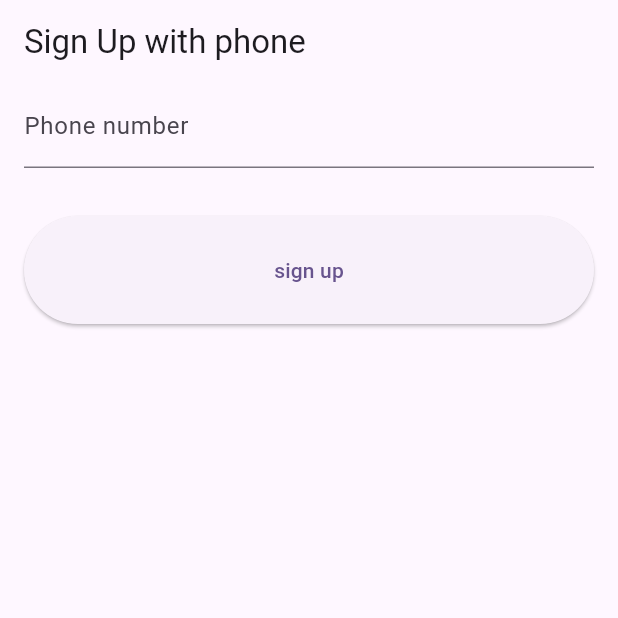
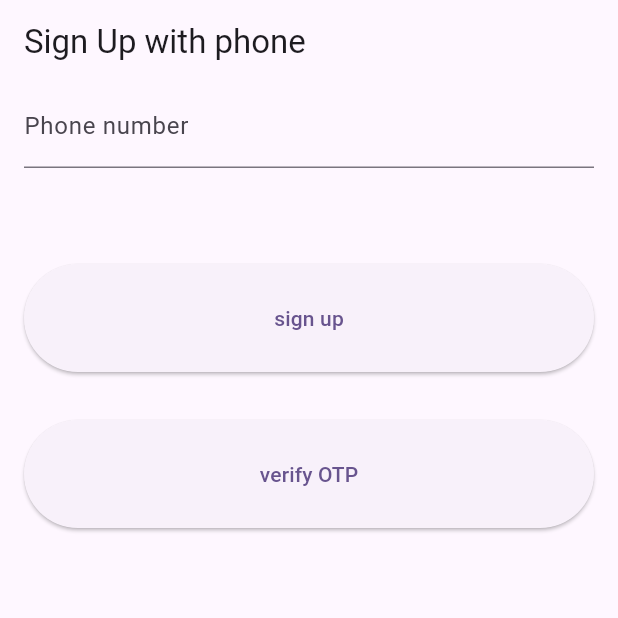
Before and after one commit to drumkiller-peter/tp-instagram-app, a Flutter app: the screen it shows after launch, on a phone screen of 412 x 824 dp, the top half of it. Run offline on Flutter 3.47's test engine with Material 2 defaults, Android fonts, the phone set to English and light mode, and no system bars; our stand-ins replace cloud_firestore, firebase_auth, firebase_core, flutter_bloc, shared_preferences; accounts and stored records are empty.

Commit message:
Added sign up with phone number

```diff
--- a/lib/screens/auth/bloc/auth_event.dart
+++ b/lib/screens/auth/bloc/auth_event.dart
@@ -6,4 +6,6 @@ class AuthSignUpRequested extends AuthEvent {}
 
 class AuthSignUpWithPhoneNumberRequested extends AuthEvent {}
 
+class AuthSendOTPRequested extends AuthEvent {}
+
 class AuthLoginRequested extends AuthEvent {}
--- a/lib/screens/auth/bloc/auth_state.dart
+++ b/lib/screens/auth/bloc/auth_state.dart
@@ -8,9 +8,9 @@ class AuthInitial extends AuthState {}
 class AuthLoading extends AuthState {}
 
 class AuthSuccess extends AuthState {
-  String email;
+  String successMessage;
   AuthSuccess({
-    required this.email,
+    required this.successMessage,
   });
 }
 
@@ -19,3 +19,7 @@ class AuthFailure extends AuthState {
 
   AuthFailure({required this.error});
 }
+
+class AuthOtpSend extends AuthState {}
+
+class AuthOtpConfirm extends AuthState {}
--- a/lib/screens/auth/login/login_screen.dart
+++ b/lib/screens/auth/login/login_screen.dart
@@ -23,7 +23,7 @@ class LoginScreen extends StatelessWidget {
             context,
             MaterialPageRoute(
               builder: (context) => HomeScreen(
-                email: state.email,
+                email: state.successMessage,
               ),
             ),
           );
--- a/lib/screens/auth/signup/sign_up_with_phone.dart
+++ b/lib/screens/auth/signup/sign_up_with_phone.dart
@@ -48,6 +48,49 @@ class SignUpWithPhoneScreen extends StatelessWidget {
                 height: 32,
               ),
               BlocBuilder<AuthBloc, AuthState>(
+                buildWhen: (previous, current) => current is AuthOtpSend,
+                builder: (context, state) {
+                  return state is AuthOtpSend
+                      ? TextFormField(
+                          controller: context.read<AuthBloc>().otpController,
+                          decoration: const InputDecoration(
+                            labelText: "OTP",
+                          ),
+                        )
+                      : const SizedBox();
+                },
+              ),
+              const SizedBox(
+                height: 32,
+              ),
+              BlocBuilder<AuthBloc, AuthState>(
+                // buildWhen: (previous, current) =>
+                //     current is AuthLoading ||
+                //     current is AuthInitial ||
+                //     current is AuthSuccess,
+                builder: (context, state) {
+                  return state is AuthOtpSend
+                      ? const SizedBox()
+                      : SizedBox(
+                          width: double.infinity,
+                          height: 72,
+                          child: ElevatedButton(
+                            onPressed: () {
+                              context
+                                  .read<AuthBloc>()
+                                  .add(AuthSignUpWithPhoneNumberRequested());
+                            },
+                            child: state is AuthLoading
+                                ? const CircularProgressIndicator()
+                                : const Text("sign up"),
+                          ),
+                        );
+                },
+              ),
+              const SizedBox(
+                height: 32,
+              ),
+              BlocBuilder<AuthBloc, AuthState>(
                 // buildWhen: (previous, current) =>
                 //     current is AuthLoading ||
                 //     current is AuthInitial ||
@@ -64,7 +107,7 @@ class SignUpWithPhoneScreen extends StatelessWidget {
                       },
                       child: state is AuthLoading
                           ? const CircularProgressIndicator()
-                          : const Text("sign up"),
+                          : const Text("verify OTP"),
                     ),
                   );
                 },
```
Also changed, not shown: lib/screens/auth/bloc/auth_bloc.dart (+25 -10 lines).
